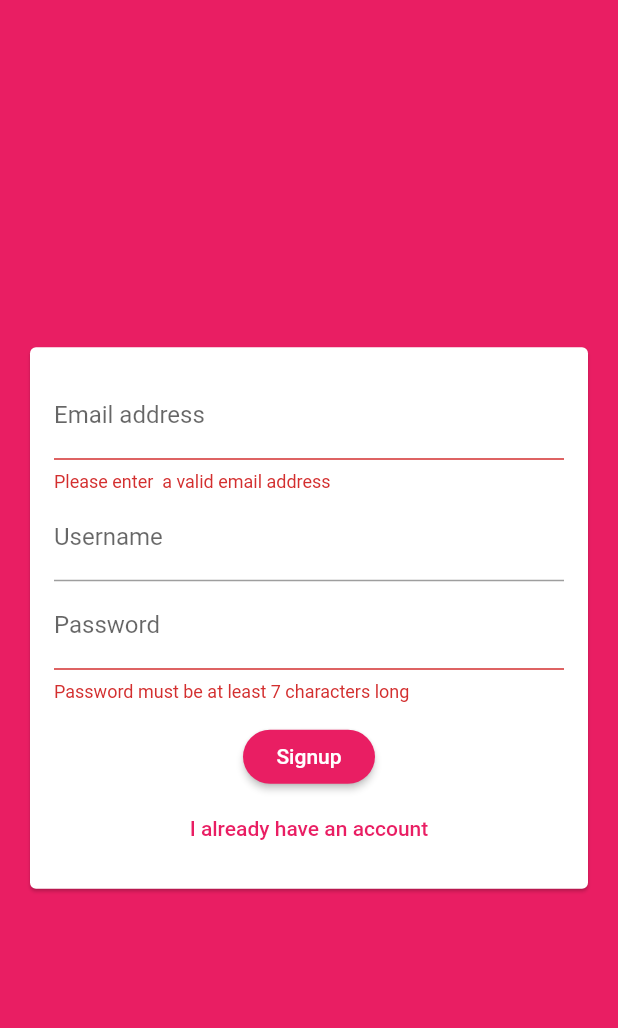
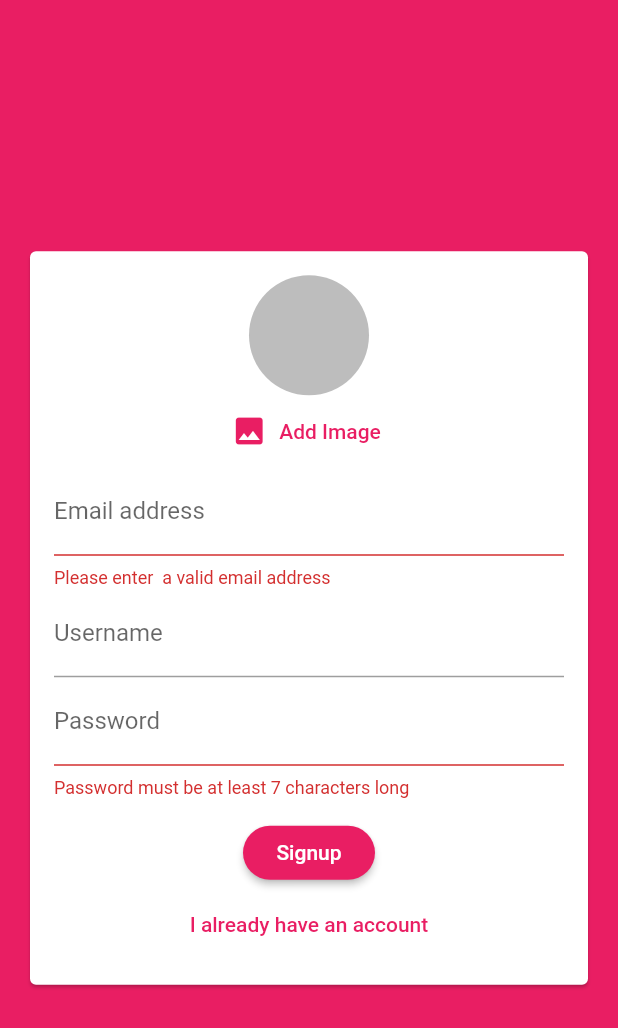
Before and after one commit to Badrrahmaouy/chat_app, a Flutter app: the screen it shows after launch, after a tap on "Login", after a tap on "Create new account", on a phone screen of 412 x 824 dp. Shown: the top 1028 px of the screen. Run offline on Flutter 3.47's test engine with Material 2 defaults, Android fonts, the phone set to English and light mode, and no system bars; our stand-ins replace cloud_firestore, firebase_auth, firebase_storage, image_picker; accounts and stored records are empty.

Commit message:
FEAT: pick user image an store it in firestore storage

```diff
--- a/lib/screens/auth_screen.dart
+++ b/lib/screens/auth_screen.dart
@@ -1,5 +1,8 @@
+import 'dart:io';
+
 import 'package:cloud_firestore/cloud_firestore.dart';
 import 'package:firebase_auth/firebase_auth.dart';
+import 'package:firebase_storage/firebase_storage.dart';
 import 'package:flutter/material.dart';
 import 'package:flutter/services.dart';
 
@@ -18,6 +21,7 @@ class _AuthScreenState extends State<AuthScreen> {
     String email,
     String password,
     String username,
+    File image,
     bool isLogin,
     BuildContext ctx,
   ) async {
@@ -37,14 +41,28 @@ class _AuthScreenState extends State<AuthScreen> {
           email: email,
           password: password,
         );
+
+        // save user image in firebase storage
+        final ref = FirebaseStorage.instance
+            .ref()
+            .child('user_image')
+            .child(authResult.user.uid + '.jpg');
+
+        await ref.putFile(image).onComplete;
+
+        final url = await ref.getDownloadURL();
+
+        //save user data in firestore database
         await Firestore.instance
             .collection('users')
             .document(authResult.user.uid)
             .setData({
           'username': username,
           'email': email,
+          'image_url': url,
         });
       }
+      print('User added succesfully');
     } on PlatformException catch (e) {
       var message = 'An error occured, please check your credentials!';
 
--- a/lib/widgets/auth/auth_form.dart
+++ b/lib/widgets/auth/auth_form.dart
@@ -1,10 +1,15 @@
+import 'dart:io';
+
 import 'package:flutter/material.dart';
+
+import '../pickers/user_image_picker.dart';
 
 class AuthForm extends StatefulWidget {
   final void Function(
     String email,
     String password,
     String username,
+		File image,
     bool isLogin,
     BuildContext ctx,
   ) submitFn;
@@ -25,10 +30,25 @@ class _AuthFormState extends State<AuthForm> {
   var _userEmail = '';
   var _username = '';
   var _userPassword = '';
+  File _userImageFile;
+
+  void _pickedImage(File image) {
+    _userImageFile = image;
+  }
 
   void _trySubmit() {
     final isValid = _formKey.currentState.validate();
     FocusScope.of(context).unfocus(); //closes the keyboard when executed
+
+    if (_userImageFile == null && !_isLogin) {
+      Scaffold.of(context).showSnackBar(
+        SnackBar(
+          content: Text('Please pick an image'),
+          backgroundColor: Theme.of(context).errorColor,
+        ),
+      );
+      return;
+    }
 
     if (isValid) {
       _formKey.currentState
@@ -38,6 +58,7 @@ class _AuthFormState extends State<AuthForm> {
         _userEmail.trim(),
         _userPassword.trim(),
         _username.trim(),
+				_userImageFile,
         _isLogin,
         context,
       );
@@ -57,6 +78,7 @@ class _AuthFormState extends State<AuthForm> {
               child: Column(
                 mainAxisSize: MainAxisSize.min, //take as much space as it need
                 children: [
+                  if (!_isLogin) UserImagePicker(_pickedImage),
                   TextFormField(
                     key: ValueKey('email'),
                     validator: (value) {
--- a/lib/widgets/chat/messages.dart
+++ b/lib/widgets/chat/messages.dart
@@ -32,6 +32,7 @@ class Messages extends StatelessWidget {
                 itemCount: chatDocs.length,
                 itemBuilder: (ctx, index) => MessageBubble(
                   chatDocs[index]['text'],
+                  chatDocs[index]['username'],
                   chatDocs[index]['userId'] == futureSnapshot.data.uid,
                   key: ValueKey(
                     chatDocs[index].documentID,
--- a/lib/widgets/chat/new_message.dart
+++ b/lib/widgets/chat/new_message.dart
@@ -14,10 +14,12 @@ class _NewMessageState extends State<NewMessage> {
   void _sendMessage() async {
     FocusScope.of(context).unfocus();
     final user = await FirebaseAuth.instance.currentUser();
+		final userData = await Firestore.instance.collection('users').document(user.uid).get();
     Firestore.instance.collection('chat').add({
       'text': _enteredMessage,
       'createdAt': Timestamp.now(),
       'userId': user.uid,
+			'username': userData['username']
     });
     _controller.clear();
   }
@@ -33,7 +35,7 @@ class _NewMessageState extends State<NewMessage> {
         bottom: 30,
       ),
       decoration: BoxDecoration(
-        color: Colors.grey[350],
+        color: Colors.grey[300],
       ),
       child: Row(
         children: [
--- /dev/null
+++ b/lib/widgets/pickers/user_image_picker.dart
@@ -0,0 +1,49 @@
+import 'dart:io';
+
+import 'package:flutter/material.dart';
+import 'package:image_picker/image_picker.dart';
+
+class UserImagePicker extends StatefulWidget {
+  final void Function(File pickedImage) imagePickFn;
+
+  UserImagePicker(this.imagePickFn);
+
+  @override
+  _UserImagePickerState createState() => _UserImagePickerState();
+}
+
+class _UserImagePickerState extends State<UserImagePicker> {
+  File _pickedImage;
+
+  void _pickImage() async {
+    final pickedImageFile = await ImagePicker.pickImage(
+      source: ImageSource.camera,
+      imageQuality: 50,
+      maxWidth: 150,
+    );
+    setState(() {
+      _pickedImage = pickedImageFile;
+    });
+    widget.imagePickFn(_pickedImage);
+  }
+
+  @override
+  Widget build(BuildContext context) {
+    return Column(
+      children: [
+        CircleAvatar(
+          radius: 40,
+          backgroundColor: Colors.grey[400],
+          backgroundImage:
+              _pickedImage != null ? FileImage(_pickedImage) : null,
+        ),
+        FlatButton.icon(
+          textColor: Theme.of(context).primaryColor,
+          onPressed: _pickImage,
+          icon: Icon(Icons.image),
+          label: Text('Add Image'),
+        ),
+      ],
+    );
+  }
+}
--- a/pubspec.yaml
+++ b/pubspec.yaml
@@ -25,6 +25,8 @@ dependencies:
   cupertino_icons: ^0.1.2
   cloud_firestore: ^0.13.5
   firebase_auth: 0.16.1
+  image_picker: ^0.6.5+3
+  firebase_storage: ^3.1.5
 
 dev_dependencies:
   flutter_test:
```
Also changed, not shown: lib/widgets/chat/message_bubble.dart (+21 -8 lines), pubspec.lock, 2 other files.
